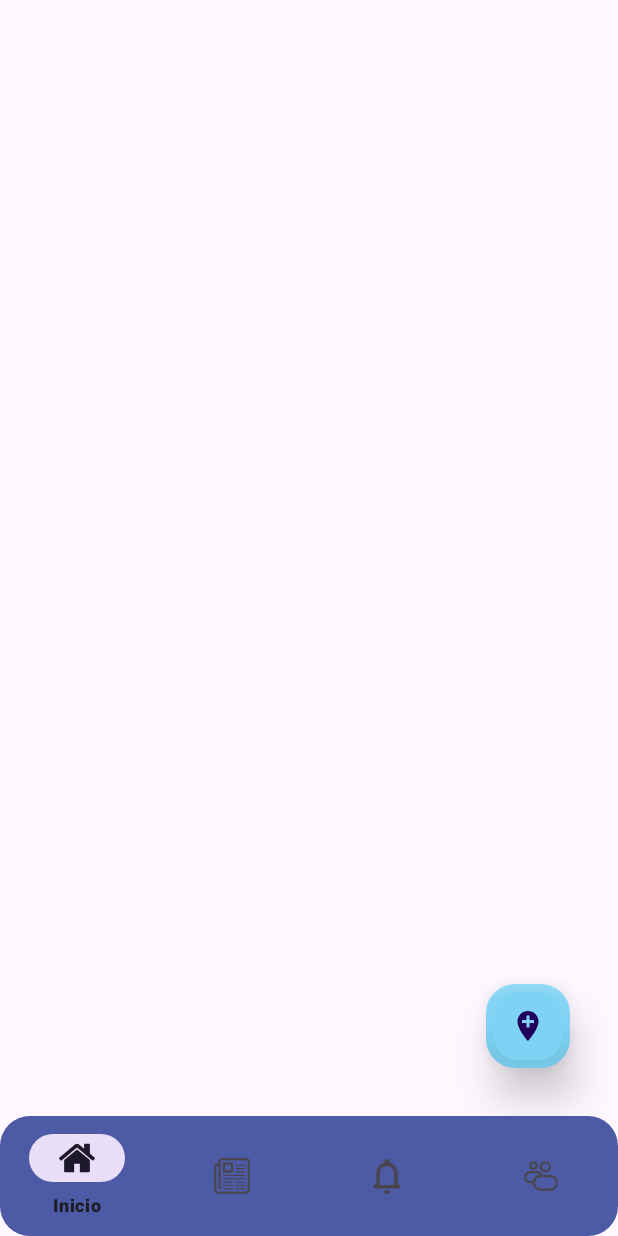
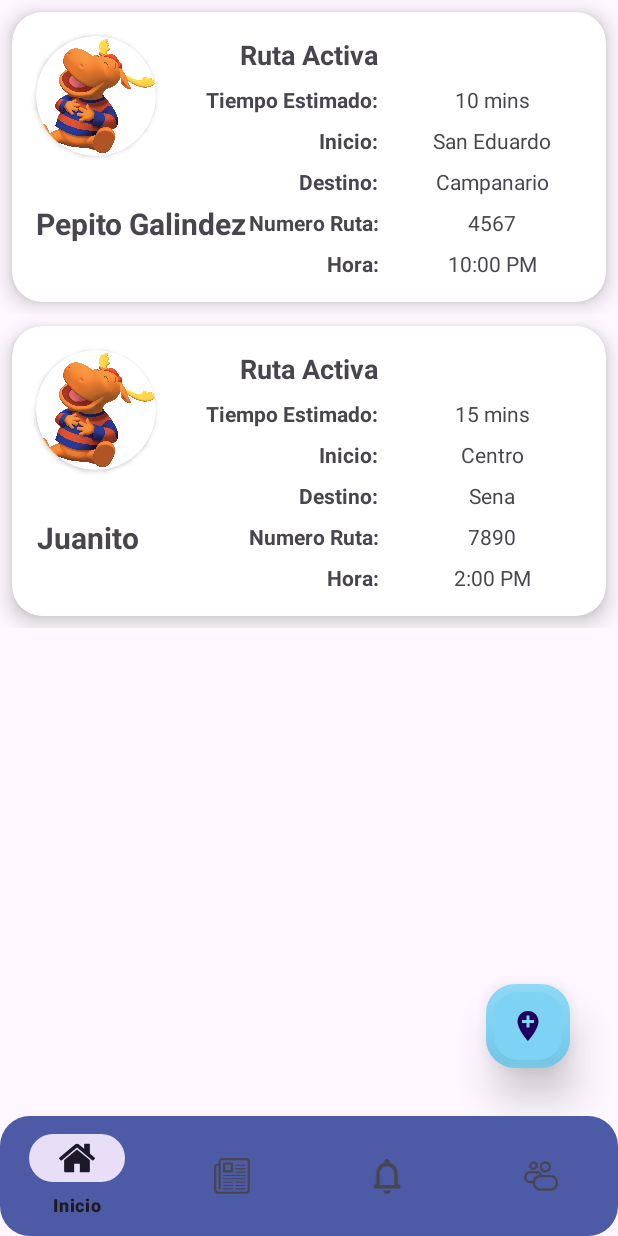
Before and after one commit to Velasco182/Android-II, an Android app: the InicioFragment screen opened directly, with no data from a screen before it, on a phone screen of 412 x 824 dp. Run offline under Robolectric (Android 15) with nearby library versions, the phone set to English and light mode, and no system bars; Roboto replaces fonts that are not available here.

Commit message:
Proyecto ConfiApp mostrando mapa bien, mostrando tarjetas de rutas, noticias y perfil

```diff
--- a/Proyectos/pruebaApp/app/src/main/AndroidManifest.xml
+++ b/Proyectos/pruebaApp/app/src/main/AndroidManifest.xml
@@ -26,9 +26,11 @@
         -->
 
         <activity
+            android:screenOrientation="portrait"
             android:name=".RegistroRContrasenaActivity"
             android:exported="false" />
         <activity
+            android:screenOrientation="portrait"
             android:name=".SplashActivity"
             android:exported="true">
             <intent-filter>
@@ -38,9 +40,11 @@
             </intent-filter>
         </activity>
         <activity
+            android:screenOrientation="portrait"
             android:name=".LoginActivity"
             android:exported="false" />
         <activity
+            android:screenOrientation="portrait"
             android:name=".MainActivity"
             android:exported="true" />
 
--- /dev/null
+++ b/Proyectos/pruebaApp/app/src/main/java/com/example/pruebaapp/adapters/InicioAdapter.kt
@@ -0,0 +1,60 @@
+package com.example.pruebaapp.adapters
+
+import android.view.LayoutInflater
+import android.view.ViewGroup
+import androidx.recyclerview.widget.RecyclerView
+import com.example.pruebaapp.databinding.CardViewInicioItemGridBinding
+import com.example.pruebaapp.models.InicioItem
+
+class InicioAdapter (
+    private var rutas: List<InicioItem> = emptyList(),
+    private var addComment: (String) -> Unit
+) : RecyclerView.Adapter<InicioAdapter.InicioHolder>(){
+
+    fun update(newDataInicio: List<InicioItem>){
+        rutas = newDataInicio
+        notifyDataSetChanged()
+    }
+    inner class InicioHolder(var binding: CardViewInicioItemGridBinding):
+        RecyclerView.ViewHolder(binding.root){
+
+        fun render(inicioItem: InicioItem, addComment: (String) -> Unit){
+            binding.apply {
+
+                menorImage.setImageResource(inicioItem.menorImage)
+                menorName.text = inicioItem.menorName
+                estimadoRuta.text = inicioItem.estimadoRuta
+                pInicioRuta.text = inicioItem.inicioRuta
+                pDestinoRuta.text = inicioItem.destinoRuta
+                numeroRuta.text = inicioItem.numeroRuta
+                horaRuta.text = inicioItem.horaRuta
+
+                cardRuta.setOnClickListener{
+
+                    val numero = numeroRuta.text.toString()
+
+                    addComment(numero)
+
+                }
+
+            }
+        }
+
+    }
+
+    override fun onCreateViewHolder(parent: ViewGroup, viewType: Int): InicioHolder {
+        return  InicioHolder(
+            CardViewInicioItemGridBinding.inflate(
+                LayoutInflater.from(parent.context),
+                parent, false
+            )
+        )
+    }
+
+    override fun getItemCount(): Int = rutas.size
+
+    override fun onBindViewHolder(holder: InicioHolder, position: Int) {
+        holder.render(rutas[position], addComment)
+    }
+
+}
--- a/Proyectos/pruebaApp/app/src/main/java/com/example/pruebaapp/fragments/InicioFragment.kt
+++ b/Proyectos/pruebaApp/app/src/main/java/com/example/pruebaapp/fragments/InicioFragment.kt
@@ -13,12 +13,20 @@ import android.widget.Button
 import android.widget.EditText
 import android.widget.Toast
 import androidx.fragment.app.DialogFragment
+import androidx.recyclerview.widget.LinearLayoutManager
 import com.example.pruebaapp.R
+import com.example.pruebaapp.adapters.InicioAdapter
 import com.example.pruebaapp.databinding.FragmentInicioBinding
+import com.example.pruebaapp.models.InicioItem
+import com.google.android.gms.maps.CameraUpdateFactory
+import com.google.android.gms.maps.SupportMapFragment
+import com.google.android.gms.maps.model.LatLng
+import com.google.android.gms.maps.model.MarkerOptions
 
 class InicioFragment : Fragment() {
 
     private lateinit var binding: FragmentInicioBinding
+    private lateinit var inicioAdapter: InicioAdapter
 
     override fun onCreateView(
         inflater: LayoutInflater, container: ViewGroup?,
@@ -39,6 +47,44 @@ class InicioFragment : Fragment() {
 
         return view
     }
+
+    override fun onViewCreated(view: View, savedInstanceState: Bundle?) {
+        super.onViewCreated(view, savedInstanceState)
+
+        initUI()
+
+    }
+
+    private fun initUI() {
+        inicioAdapter = InicioAdapter(addComment = {data -> addCommentFunction(data)})
+        initList()
+        loadData()
+    }
+
+    private fun addCommentFunction(data: String) {
+        Toast.makeText(requireContext(), data, Toast.LENGTH_SHORT).show()
+    }
+
+    private fun initList() {
+        binding.recyclerInicio.apply {
+            layoutManager = LinearLayoutManager(requireContext())
+            adapter = inicioAdapter
+        }
+    }
+
+    private fun loadData() {
+        val rutasList = listOf(
+            InicioItem(1, R.drawable.thumbnail, "Pepito Galindez", "10 mins",
+                "San Eduardo", "Campanario", "4567", "10:00 PM"),
+            InicioItem(1, R.drawable.thumbnail, "Juanito", "15 mins",
+                "Centro", "Sena", "7890", "2:00 PM")
+
+        )
+
+        inicioAdapter.update(rutasList)
+    }
+
+
 
     class MapsDialogFragment : DialogFragment() {
 
@@ -65,6 +111,22 @@ class InicioFragment : Fragment() {
         override fun onViewCreated(view: View, savedInstanceState: Bundle?) {
             super.onViewCreated(view, savedInstanceState)
 
+            // Crear un nuevo MapFragment
+            val mapFragment = SupportMapFragment.newInstance()
+
+            // Cargar el MapFragment en el FragmentContainerView
+            childFragmentManager.beginTransaction()
+                .replace(R.id.fragmentContainer, mapFragment)
+                .commit()
+
+            // Notificar al MapFragment que está listo para inicializarse
+            mapFragment.getMapAsync { googleMap ->
+                // Aquí puedes configurar el mapa, añadir marcadores, etc.
+                // Por ejemplo:
+                val location = LatLng(2.4449261743007327, -76.6001259041013)
+                googleMap.moveCamera(CameraUpdateFactory.newLatLngZoom(location, 12f))
+            }
+
             val puntoA = view.findViewById<EditText>(R.id.puntoA)
             val puntoB = view.findViewById<EditText>(R.id.puntoB)
 
--- /dev/null
+++ b/Proyectos/pruebaApp/app/src/main/java/com/example/pruebaapp/models/InicioItem.kt
@@ -0,0 +1,3 @@
+package com.example.pruebaapp.models
+
+class InicioItem(var id:Long, var menorImage: Int, var menorName: String, var estimadoRuta: String, var inicioRuta: String, var destinoRuta: String, var numeroRuta: String, var horaRuta: String, var responses:List<String>? = null)
--- a/Proyectos/pruebaApp/app/src/main/res/layout/card_view_inicio_item_grid.xml
+++ b/Proyectos/pruebaApp/app/src/main/res/layout/card_view_inicio_item_grid.xml
@@ -7,6 +7,7 @@
     android:orientation="vertical">
 
     <androidx.cardview.widget.CardView
+        android:id="@+id/cardRuta"
         app:cardCornerRadius="20dp"
         android:layout_width="match_parent"
         android:layout_height="wrap_content"
@@ -18,7 +19,7 @@
             android:layout_height="wrap_content">
 
             <TextView
-                android:id="@+id/titulo"
+                android:id="@+id/menorName"
                 android:layout_width="wrap_content"
                 android:layout_height="wrap_content"
                 android:layout_marginStart="16dp"
@@ -43,7 +44,7 @@
                 app:layout_constraintTop_toTopOf="parent">
 
                 <ImageView
-                    android:id="@+id/icons"
+                    android:id="@+id/menorImage"
                     android:layout_width="match_parent"
                     android:layout_height="match_parent"
                     android:src="@color/black" />
@@ -55,24 +56,27 @@
                 android:layout_width="wrap_content"
                 android:layout_height="wrap_content"
                 android:layout_marginTop="8dp"
-                android:layout_marginBottom="8dp"
+                android:layout_marginBottom="16dp"
                 android:gravity="center"
+                android:text="Hora:"
                 android:textStyle="bold"
                 app:layout_constraintBottom_toBottomOf="parent"
-                app:layout_constraintEnd_toEndOf="@+id/rutaActiva"
-                app:layout_constraintTop_toBottomOf="@+id/ruta"
-                tools:text="Hora:" />
+                app:layout_constraintEnd_toEndOf="@+id/estimado"
+                app:layout_constraintTop_toBottomOf="@+id/ruta" />
 
             <TextView
                 android:id="@+id/horaRuta"
                 android:layout_width="wrap_content"
                 android:layout_height="wrap_content"
+                android:layout_marginStart="8dp"
+                android:layout_marginTop="8dp"
                 android:layout_marginEnd="8dp"
-                android:layout_marginBottom="8dp"
+                android:layout_marginBottom="16dp"
                 android:gravity="center"
                 app:layout_constraintBottom_toBottomOf="parent"
                 app:layout_constraintEnd_toEndOf="parent"
                 app:layout_constraintStart_toEndOf="@+id/hora"
+                app:layout_constraintTop_toBottomOf="@+id/numeroRuta"
                 tools:text="3:00 PM" />
 
             <TextView
@@ -81,21 +85,22 @@
                 android:layout_height="wrap_content"
                 android:layout_marginTop="8dp"
                 android:gravity="center"
+                android:text="Numero Ruta:"
                 android:textStyle="bold"
                 app:layout_constraintEnd_toEndOf="@+id/estimado"
-                app:layout_constraintTop_toBottomOf="@+id/destino"
-                tools:text="Numero Ruta:" />
+                app:layout_constraintTop_toBottomOf="@+id/destino" />
 
             <TextView
                 android:id="@+id/numeroRuta"
                 android:layout_width="wrap_content"
                 android:layout_height="wrap_content"
+                android:layout_marginStart="8dp"
+                android:layout_marginTop="8dp"
                 android:layout_marginEnd="8dp"
-                android:layout_marginBottom="8dp"
                 android:gravity="center"
-                app:layout_constraintBottom_toTopOf="@+id/horaRuta"
                 app:layout_constraintEnd_toEndOf="parent"
                 app:layout_constraintStart_toEndOf="@+id/ruta"
+                app:layout_constraintTop_toBottomOf="@+id/pDestinoRuta"
                 tools:text="123" />
 
             <TextView
@@ -103,12 +108,11 @@
                 android:layout_width="wrap_content"
                 android:layout_height="wrap_content"
                 android:layout_marginTop="16dp"
-                android:layout_marginEnd="16dp"
                 android:text="Ruta Activa"
                 android:textSize="18sp"
                 android:textStyle="bold"
                 app:layout_constraintEnd_toEndOf="parent"
-                app:layout_constraintStart_toEndOf="@+id/cardView6"
+                app:layout_constraintStart_toStartOf="parent"
                 app:layout_constraintTop_toTopOf="parent" />
 
             <TextView
@@ -145,6 +149,7 @@
                 android:id="@+id/estimadoRuta"
                 android:layout_width="wrap_content"
                 android:layout_height="wrap_content"
+                android:layout_marginStart="8dp"
                 android:layout_marginTop="8dp"
                 android:layout_marginEnd="8dp"
                 android:text="20 mins"
@@ -156,6 +161,7 @@
                 android:id="@+id/pInicioRuta"
                 android:layout_width="wrap_content"
                 android:layout_height="wrap_content"
+                android:layout_marginStart="8dp"
                 android:layout_marginTop="8dp"
                 android:layout_marginEnd="8dp"
                 android:text="Sena"
@@ -167,6 +173,7 @@
                 android:id="@+id/pDestinoRuta"
                 android:layout_width="wrap_content"
                 android:layout_height="wrap_content"
+                android:layout_marginStart="8dp"
                 android:layout_marginTop="8dp"
                 android:layout_marginEnd="8dp"
                 android:text="Centro"
--- a/Proyectos/pruebaApp/app/src/main/res/layout/fragment_maps.xml
+++ b/Proyectos/pruebaApp/app/src/main/res/layout/fragment_maps.xml
@@ -8,6 +8,7 @@
 
     <com.google.android.gms.maps.MapView
         android:id="@+id/map"
+        android:name="com.google.android.gms.maps.SupportMapFragment"
         android:layout_width="match_parent"
         android:layout_height="match_parent"
         app:layout_constraintBottom_toBottomOf="parent"
--- a/Proyectos/pruebaApp/app/src/main/res/layout/fragment_perfil.xml
+++ b/Proyectos/pruebaApp/app/src/main/res/layout/fragment_perfil.xml
@@ -28,7 +28,7 @@
                 android:layout_height="120dp"
                 android:layout_gravity="center"
                 android:contentDescription="Foto del usuario"
-                android:src="@drawable/ic_launcher_background"/>
+                android:src="@drawable/thumbnail"/>
 
     </androidx.cardview.widget.CardView>
 
@@ -270,7 +270,7 @@
                             android:layout_width="80dp"
                             android:layout_height="80dp"
                             android:contentDescription="Foto menor"
-                            android:src="@drawable/ic_launcher_background"
+                            android:src="@drawable/thumbnail"
                             app:layout_constraintBottom_toBottomOf="parent"
                             app:layout_constraintStart_toStartOf="parent"
                             app:layout_constraintTop_toTopOf="parent" />
```
Also changed, not shown: Proyectos/pruebaApp/app/src/main/java/com/example/pruebaapp/fragments/NoticiasFragment.kt (+4 -6 lines).
